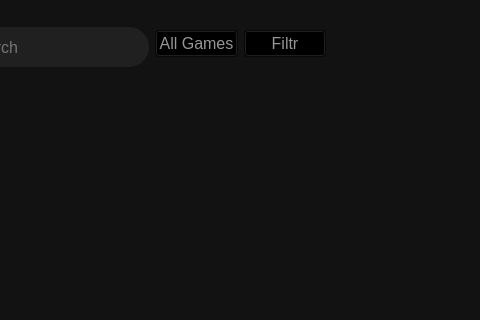
Qt form Foxlike/browsewindow.ui (Lekantrop-gd/CourseProject) before a commit; both pictures show x 486 to 966 and y 0 to 320 of the 1280 by 720 pixel window.
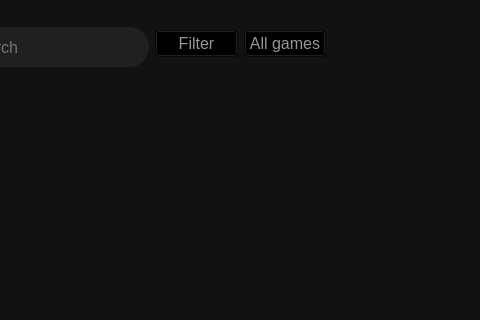
The same form after that commit. Icons and pictures are not drawn.

What changed in the file:
```diff
--- a/Foxlike/browsewindow.ui
+++ b/Foxlike/browsewindow.ui
@@ -143,7 +143,7 @@
 }</string>
             </property>
             <property name="text">
-             <string>All Games</string>
+             <string>Filter</string>
             </property>
            </widget>
           </item>
@@ -169,7 +169,7 @@
 }</string>
             </property>
             <property name="text">
-             <string>Filtr</string>
+             <string>All games</string>
             </property>
            </widget>
           </item>
```
